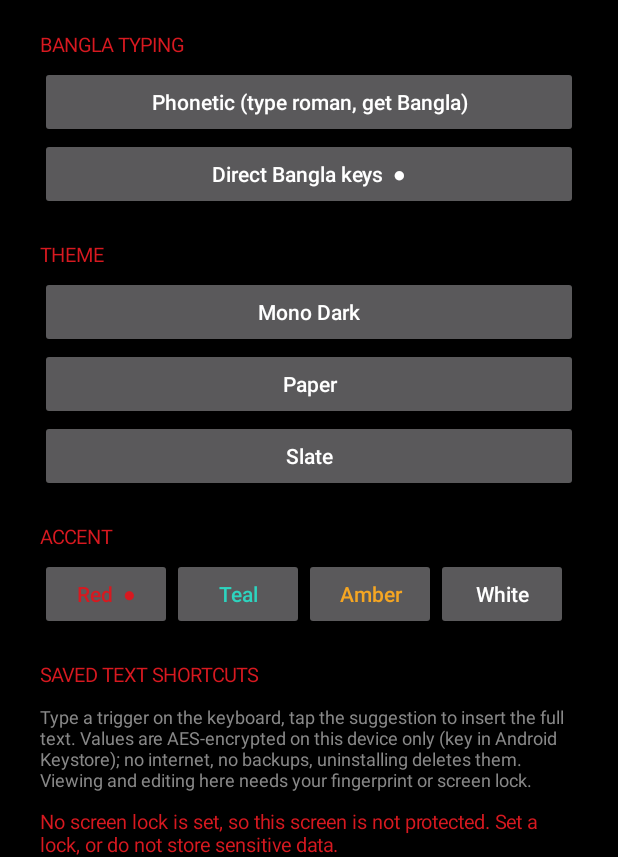
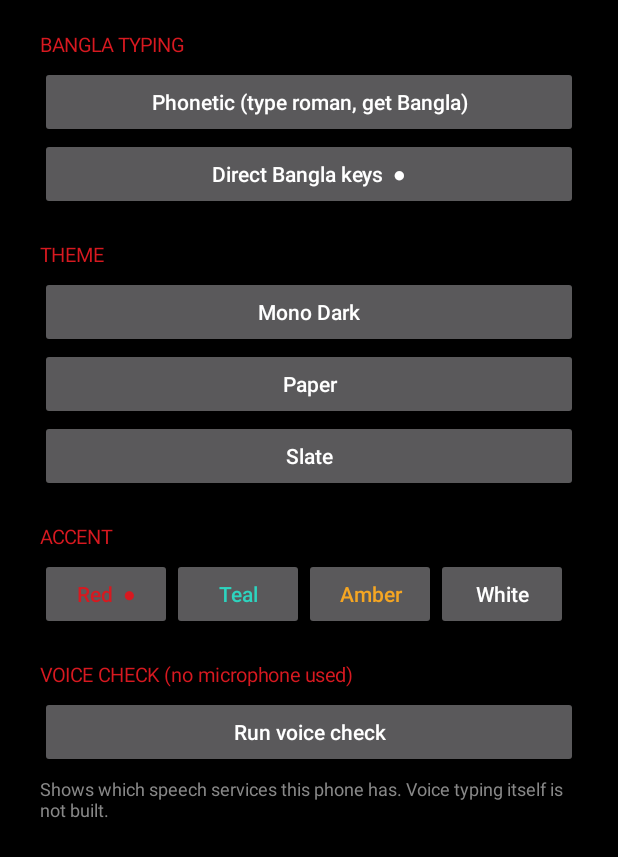
Before and after one commit to mdmsk9805/mono-keys, an Android app: the screen it shows after launch (SettingsActivity), on a phone screen of 412 x 824 dp, the part 379-1236 px from its top. Run offline under Robolectric (Android 15) with nearby library versions, the phone set to English and light mode, and no system bars; 4 statements that could not run were skipped.

Commit message:
v1.1.8: voice check row, tests
Added voice check functionality to SettingsActivity.

```diff
--- a/app/src/main/java/com/mono/keys/SettingsActivity.java
+++ b/app/src/main/java/com/mono/keys/SettingsActivity.java
@@ -81,6 +81,16 @@ public class SettingsActivity extends Activity {
 
         root.addView(txt("\nACCENT", 13, 0xFFD71920));
         root.addView(accents());
+
+        root.addView(txt("\nVOICE CHECK (no microphone used)", 13, 0xFFD71920));
+        final TextView vout = txt("Shows which speech services this phone has. Voice typing itself is not built.", 12, 0xFF888888);
+        Button vb = btn("Run voice check");
+        vb.setOnClickListener(v -> {
+            vout.setText(VoiceCheck.report(this));
+            VoiceCheck.checkBangla(this, r -> runOnUiThread(() -> vout.setText(vout.getText() + "\n" + r)));
+        });
+        root.addView(vb);
+        root.addView(vout);
 
         root.addView(txt("\nSAVED TEXT SHORTCUTS", 13, 0xFFD71920));
         root.addView(txt("Type a trigger on the keyboard, tap the suggestion to insert the full text. "
```
